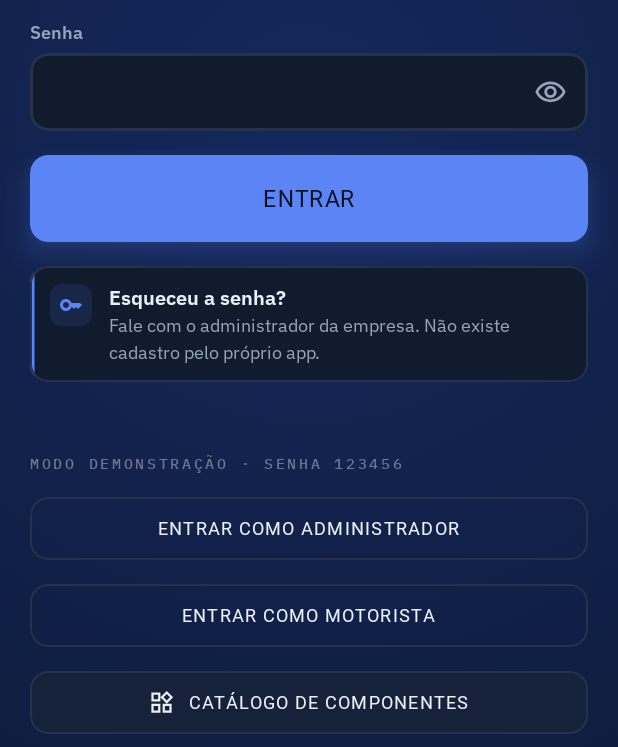
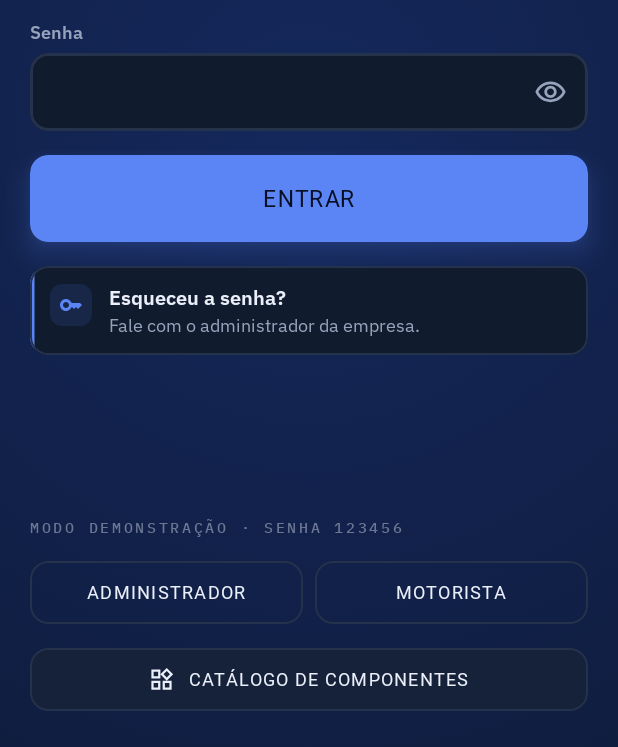
Before and after one commit to PedroVikk/EIXO, an Android app built with Jetpack Compose: the screen it shows after launch (MainActivity), on a phone screen of 412 x 824 dp, the part 489-1236 px from its top. Run offline under Robolectric (Android 15) with nearby library versions, the phone set to English and light mode, and no system bars; Roboto replaces fonts that are not available here.

Commit message:
Refina Login, Conta e Painel e atualiza a documentação
- Login segue a tela Entrar: atalhos de demonstração lado a lado no pé
- Conta e Login usam os tokens de cor da marca
- Painel usa os formatadores comuns e rotula o odômetro
- Remove a tela provisória de módulo em construção
- README e escopo marcam os módulos como prontos

```diff
--- a/app/src/main/java/app/eixo/ui/telas/acesso/LoginTela.kt
+++ b/app/src/main/java/app/eixo/ui/telas/acesso/LoginTela.kt
@@ -3,10 +3,14 @@ package app.eixo.ui.telas.acesso
 import androidx.compose.foundation.background
 import androidx.compose.foundation.layout.Arrangement
 import androidx.compose.foundation.layout.Box
+import androidx.compose.foundation.layout.BoxWithConstraints
 import androidx.compose.foundation.layout.Column
+import androidx.compose.foundation.layout.Row
 import androidx.compose.foundation.layout.Spacer
 import androidx.compose.foundation.layout.fillMaxSize
+import androidx.compose.foundation.layout.fillMaxWidth
 import androidx.compose.foundation.layout.height
+import androidx.compose.foundation.layout.heightIn
 import androidx.compose.foundation.layout.imePadding
 import androidx.compose.foundation.layout.navigationBarsPadding
 import androidx.compose.foundation.layout.padding
@@ -55,9 +59,9 @@ import app.eixo.ui.design.EixoTema
 import app.eixo.ui.design.EixoTipo
 
 /*
- * MÓDULO ACESSO — já funciona, para o grupo conseguir navegar desde o primeiro dia.
- * Quem pegar o módulo Acesso: refinar visual e textos conforme a tela "Entrar"
- * do design system, e decidir se os atalhos de demonstração ficam na apresentação.
+ * MÓDULO ACESSO — tela "Entrar" (design 01-login).
+ * Admin entra pelo e-mail, motorista pela matrícula. Os atalhos de demonstração
+ * ficam no pé da tela para a apresentação.
  */
 
 @Composable
@@ -77,19 +81,21 @@ fun LoginTela(aoEntrar: (Usuario) -> Unit, aoAbrirCatalogo: () -> Unit) {
             }
         }
 
-        Box(
+        BoxWithConstraints(
             Modifier
                 .fillMaxSize()
                 .background(c.cabecalho)
-                .background(Brush.radialGradient(listOf(Color(0x4D2D5BE3), Color.Transparent), radius = 1400f)),
+                .background(Brush.radialGradient(listOf(c.marcaBrilho, Color.Transparent), radius = 1400f))
+                .statusBarsPadding()
+                .navigationBarsPadding()
+                .imePadding(),
         ) {
+            // Altura mínima = tela: o espaçador com peso empurra a demonstração para o pé.
             Column(
                 Modifier
-                    .fillMaxSize()
-                    .statusBarsPadding()
-                    .navigationBarsPadding()
-                    .imePadding()
+                    .fillMaxWidth()
                     .verticalScroll(rememberScrollState())
+                    .heightIn(min = maxHeight)
                     .padding(horizontal = EixoEspaco.s5, vertical = EixoEspaco.s6),
                 verticalArrangement = Arrangement.spacedBy(EixoEspaco.s4),
             ) {
@@ -98,9 +104,9 @@ fun LoginTela(aoEntrar: (Usuario) -> Unit, aoAbrirCatalogo: () -> Unit) {
                     Modifier
                         .size(56.dp)
                         .clip(EixoRaio.lg)
-                        .background(Brush.linearGradient(listOf(Color(0xFF3D6BF0), Color(0xFF12275C)))),
+                        .background(Brush.linearGradient(c.marcaDegrade)),
                     contentAlignment = Alignment.Center,
-                ) { Icon(Icons.Outlined.LocalShipping, contentDescription = null, tint = Color.White, modifier = Modifier.size(28.dp)) }
+                ) { Icon(Icons.Outlined.LocalShipping, contentDescription = null, tint = c.sobreMarca, modifier = Modifier.size(28.dp)) }
                 Column {
                     Text("Eixo", style = EixoTipo.display.copy(fontSize = 40.sp, lineHeight = 42.sp), color = c.texto)
                     Text("Gestão de frota", style = EixoTipo.corpo, color = c.textoFraco)
@@ -123,20 +129,25 @@ fun LoginTela(aoEntrar: (Usuario) -> Unit, aoAbrirCatalogo: () -> Unit) {
                 EixoBotao("Entrar", aoClicar = ::entrar, tamanho = TamanhoBotao.Grande)
                 EixoAlerta(
                     titulo = "Esqueceu a senha?",
-                    descricao = "Fale com o administrador da empresa. Não existe cadastro pelo próprio app.",
+                    descricao = "Fale com o administrador da empresa.",
                     icone = Icons.Outlined.Key,
                 )
 
-                Spacer(Modifier.height(EixoEspaco.s4))
+                // Atalhos de demonstração ficam no pé da tela, longe do fluxo real de login.
+                Spacer(Modifier.weight(1f))
                 EixoRotuloSecao("Modo demonstração · senha ${Sessao.SENHA_DEMO}")
+                Row(Modifier.fillMaxWidth(), horizontalArrangement = Arrangement.spacedBy(EixoEspaco.s2)) {
                     EixoBotao(
-                    "Entrar como administrador", variante = VarianteBotao.Secundario, tamanho = TamanhoBotao.Pequeno,
+                        "Administrador", variante = VarianteBotao.Secundario, tamanho = TamanhoBotao.Pequeno,
+                        modifier = Modifier.weight(1f),
                         aoClicar = { Sessao.entrarComo(Perfil.ADMIN)?.let(aoEntrar) },
                     )
                     EixoBotao(
-                    "Entrar como motorista", variante = VarianteBotao.Secundario, tamanho = TamanhoBotao.Pequeno,
+                        "Motorista", variante = VarianteBotao.Secundario, tamanho = TamanhoBotao.Pequeno,
+                        modifier = Modifier.weight(1f),
                         aoClicar = { Sessao.entrarComo(Perfil.MOTORISTA)?.let(aoEntrar) },
                     )
+                }
                 EixoBotao(
                     "Catálogo de componentes", variante = VarianteBotao.Fantasma, tamanho = TamanhoBotao.Pequeno,
                     icone = Icons.Outlined.Widgets, aoClicar = aoAbrirCatalogo,
```
Also changed, not shown: app/src/main/java/app/eixo/ui/telas/acesso/ContaTela.kt (+5 -5 lines), app/src/main/java/app/eixo/ui/telas/painel/PainelTela.kt (+22 -16 lines), 2 other files. Lines whose indentation alone changed are shown as unchanged.
